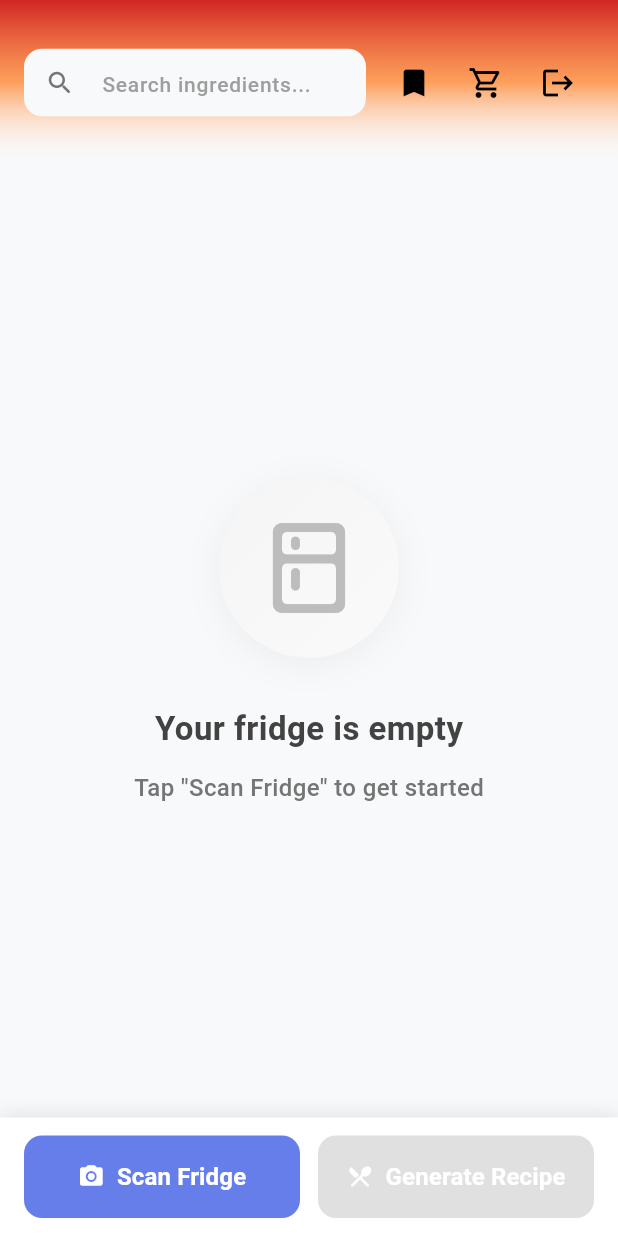
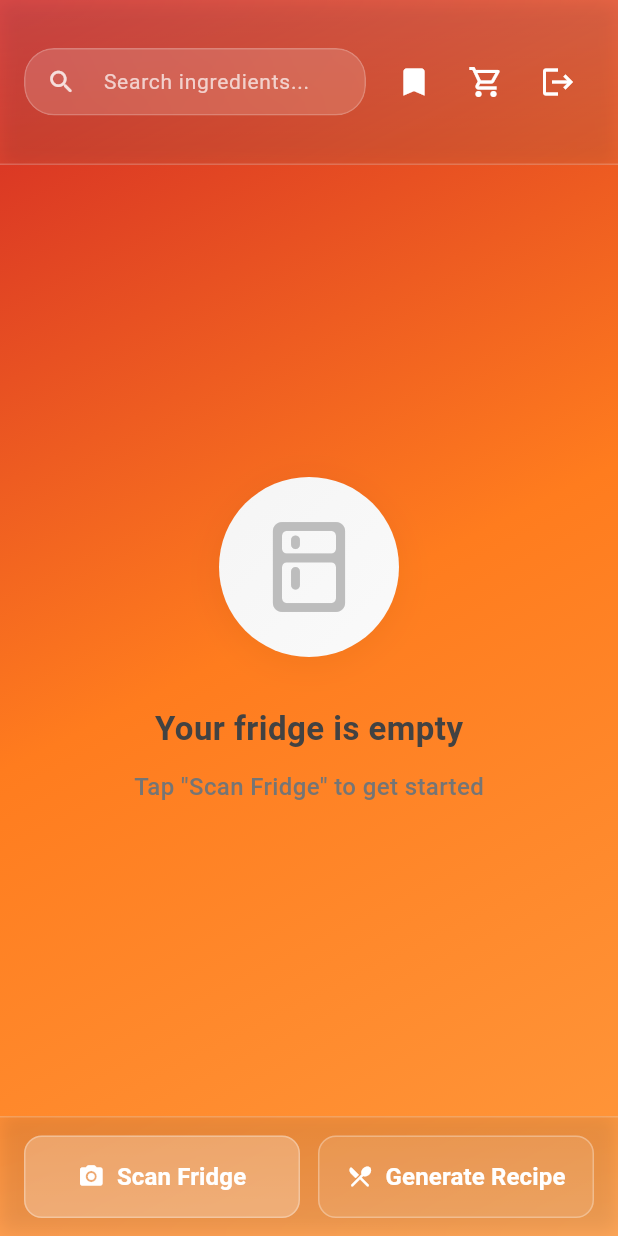
Before and after one commit to AntStew/Foodies_WashUHack2025, a Flutter app: the HomeScreen screen opened by its route, on a phone screen of 412 x 824 dp. Run offline on Flutter 3.47's test engine with Material 3 defaults, Android fonts, the phone set to English and light mode, and no system bars; our stand-ins replace cached_network_image, cloud_firestore, cloud_functions, firebase_auth, firebase_core, firebase_storage and 2 more; accounts and stored records are empty.

Commit message:
Home styling completed

```diff
--- a/lib/screens/home/home_screen.dart
+++ b/lib/screens/home/home_screen.dart
@@ -1,4 +1,5 @@
 import 'package:flutter/material.dart';
+import 'dart:ui';
 import '../../services/auth_service.dart';
 import '../../services/firestore_service.dart';
 import '../../models/fridge_item_model.dart';
@@ -42,23 +43,58 @@ class _HomeScreenState extends State<HomeScreen> {
     }
 
     return Scaffold(
-      backgroundColor: const Color(0xFFF8F9FA),
-      body: SafeArea(
+      backgroundColor: Colors.transparent,
+      extendBodyBehindAppBar: true,
+      body: Stack(
+        children: [
+          // Gradient Background
+          Positioned.fill(
+            child: Container(
+              decoration: const BoxDecoration(
+                gradient: LinearGradient(
+                  begin: Alignment.topLeft,
+                  end: Alignment.bottomRight,
+                  colors: [
+                    Color.fromARGB(255, 209, 38, 38),
+                    Color.fromARGB(255, 255, 124, 30),
+                    Color.fromARGB(255, 255, 152, 60),
+                  ],
+                ),
+              ),
+            ),
+          ),
+          // Main Content
+          SafeArea(
             child: Column(
               children: [
-            // ===== Fixed Gradient AppBar =====
-            Container(
+                // ===== Glassy Header =====
+                ClipRRect(
+                  child: BackdropFilter(
+                    filter: ImageFilter.blur(sigmaX: 10, sigmaY: 10),
+                    child: Container(
                       height: 110,
-              decoration: const BoxDecoration(
+                      decoration: BoxDecoration(
                         gradient: LinearGradient(
                           begin: Alignment.topCenter,
                           end: Alignment.bottomCenter,
                           colors: [
-                    Color.fromARGB(255, 209, 38, 38),
-                    Color.fromARGB(183, 255, 124, 30),
-                    Color.fromARGB(0, 255, 255, 255),
+                            Colors.white.withValues(alpha: 0.15),
+                            Colors.white.withValues(alpha: 0.05),
                           ],
                         ),
+                        border: Border(
+                          bottom: BorderSide(
+                            color: Colors.white.withValues(alpha: 0.2),
+                            width: 1,
+                          ),
+                        ),
+                        boxShadow: [
+                          BoxShadow(
+                            color: Colors.black.withValues(alpha: 0.1),
+                            blurRadius: 10,
+                            offset: const Offset(0, 2),
+                          ),
+                        ],
                       ),
               child: SafeArea(
                 child: Padding(
@@ -66,30 +102,42 @@ class _HomeScreenState extends State<HomeScreen> {
                   child: Row(
                     children: [
                       Expanded(
+                        child: ClipRRect(
+                          borderRadius: BorderRadius.circular(20),
+                          child: BackdropFilter(
+                            filter: ImageFilter.blur(sigmaX: 8, sigmaY: 8),
                             child: Container(
                               height: 45,
                               decoration: BoxDecoration(
-                            color: const Color(0xFFF8F9FA),
-                            borderRadius: BorderRadius.circular(12),
+                                color: Colors.white.withValues(alpha: 0.15),
+                                borderRadius: BorderRadius.circular(20),
+                                border: Border.all(
+                                  color: Colors.white.withValues(alpha: 0.2),
+                                  width: 1,
+                                ),
                               ),
                               child: TextField(
                                 controller: _searchController,
+                                style: const TextStyle(
+                                  color: Colors.white,
+                                  fontSize: 14,
+                                ),
                                 decoration: InputDecoration(
                                   hintText: 'Search ingredients...',
                                   hintStyle: TextStyle(
-                                color: Colors.grey[500],
+                                    color: Colors.white.withValues(alpha: 0.7),
                                     fontSize: 14,
                                   ),
                                   prefixIcon: Icon(
                                     Icons.search_rounded,
-                                color: Colors.grey[600],
+                                    color: Colors.white.withValues(alpha: 0.8),
                                     size: 20,
                                   ),
                                   suffixIcon: _searchController.text.isNotEmpty
                                       ? IconButton(
                                           icon: Icon(
                                             Icons.clear_rounded,
-                                        color: Colors.grey[600],
+                                            color: Colors.white.withValues(alpha: 0.8),
                                             size: 18,
                                           ),
                                       onPressed: () {
@@ -109,30 +157,28 @@ class _HomeScreenState extends State<HomeScreen> {
                                     _isSearching = value.isNotEmpty;
                                   });
                                 },
-                            style: const TextStyle(
-                              fontSize: 14,
-                              fontWeight: FontWeight.w500,
+                              ),
                             ),
                           ),
                         ),
                       ),
                       const SizedBox(width: 8),
                       IconButton(
-                        icon: const Icon(Icons.bookmark_rounded, color: Colors.black),
+                        icon: const Icon(Icons.bookmark_rounded, color: Colors.white),
                         tooltip: 'Saved Recipes',
                         onPressed: () {
                           Navigator.pushNamed(context, '/saved-recipes');
                         },
                       ),
                       IconButton(
-                        icon: const Icon(Icons.shopping_cart_outlined, color: Colors.black),
+                        icon: const Icon(Icons.shopping_cart_outlined, color: Colors.white),
                         tooltip: 'Shopping List',
                         onPressed: () {
                           Navigator.pushNamed(context, '/shopping-list');
                         },
                       ),
                       IconButton(
-                        icon: const Icon(Icons.logout, color: Colors.black),
+                        icon: const Icon(Icons.logout, color: Colors.white),
                         tooltip: 'Sign Out',
                         onPressed: () async {
                           await _authService.signOut();
@@ -141,6 +187,8 @@ class _HomeScreenState extends State<HomeScreen> {
                         },
                       ),
                     ],
+                  ),
+                ),
                       ),
                     ),
                   ),
@@ -159,7 +207,7 @@ class _HomeScreenState extends State<HomeScreen> {
                             return const Center(
                               child: CircularProgressIndicator(
                                 valueColor: AlwaysStoppedAnimation<Color>(
-                              Color(0xFF667eea),
+                                  Colors.white,
                                 ),
                               ),
                             );
@@ -221,6 +269,8 @@ class _HomeScreenState extends State<HomeScreen> {
               ],
             ),
           ),
+        ],
+      ),
     );
   }
 
@@ -231,9 +281,25 @@ class _HomeScreenState extends State<HomeScreen> {
         final items = snapshot.data ?? [];
         final hasItems = items.isNotEmpty;
 
-        return Container(
+        return ClipRRect(
+          child: BackdropFilter(
+            filter: ImageFilter.blur(sigmaX: 10, sigmaY: 10),
+            child: Container(
               decoration: BoxDecoration(
-            color: Colors.white,
+                gradient: LinearGradient(
+                  begin: Alignment.bottomCenter,
+                  end: Alignment.topCenter,
+                  colors: [
+                    Colors.white.withValues(alpha: 0.15),
+                    Colors.white.withValues(alpha: 0.05),
+                  ],
+                ),
+                border: Border(
+                  top: BorderSide(
+                    color: Colors.white.withValues(alpha: 0.2),
+                    width: 1,
+                  ),
+                ),
                 boxShadow: [
                   BoxShadow(
                     color: Colors.black.withValues(alpha: 0.1),
@@ -264,10 +330,15 @@ class _HomeScreenState extends State<HomeScreen> {
                       ),
                     ),
                     style: ElevatedButton.styleFrom(
-                      backgroundColor: const Color(0xFF667eea),
+                      backgroundColor: Colors.white.withValues(alpha: 0.25),
+                      foregroundColor: Colors.white,
                       padding: const EdgeInsets.symmetric(vertical: 16),
                       shape: RoundedRectangleBorder(
                         borderRadius: BorderRadius.circular(12),
+                        side: BorderSide(
+                          color: Colors.white.withValues(alpha: 0.3),
+                          width: 1,
+                        ),
                       ),
                       elevation: 0,
                     ),
@@ -289,17 +360,25 @@ class _HomeScreenState extends State<HomeScreen> {
                       ),
                     ),
                     style: ElevatedButton.styleFrom(
-                      backgroundColor: const Color(0xFF764ba2),
-                      disabledBackgroundColor: Colors.grey[300],
+                      backgroundColor: Colors.white.withValues(alpha: 0.25),
+                      foregroundColor: Colors.white,
+                      disabledBackgroundColor: Colors.white.withValues(alpha: 0.1),
+                      disabledForegroundColor: Colors.white.withValues(alpha: 0.5),
                       padding: const EdgeInsets.symmetric(vertical: 16),
                       shape: RoundedRectangleBorder(
                         borderRadius: BorderRadius.circular(12),
+                        side: BorderSide(
+                          color: Colors.white.withValues(alpha: 0.3),
+                          width: 1,
+                        ),
                       ),
                       elevation: 0,
                     ),
                   ),
                 ),
               ],
+            ),
+          ),
             ),
           ),
         );
--- a/lib/screens/home/widgets/category_section_widget.dart
+++ b/lib/screens/home/widgets/category_section_widget.dart
@@ -1,4 +1,5 @@
 import 'package:flutter/material.dart';
+import 'dart:ui';
 import '../../../models/fridge_item_model.dart';
 
 class CategorySectionWidget extends StatefulWidget {
@@ -46,13 +47,21 @@ class _CategorySectionWidgetState extends State<CategorySectionWidget>
 
   @override
   Widget build(BuildContext context) {
-    return Container(
+    return ClipRRect(
+      borderRadius: BorderRadius.circular(15),
+      child: BackdropFilter(
+        filter: ImageFilter.blur(sigmaX: 10, sigmaY: 10),
+        child: Container(
           decoration: BoxDecoration(
-        color: Colors.white,
+            color: Colors.white.withValues(alpha: 0.15),
             borderRadius: BorderRadius.circular(15),
+            border: Border.all(
+              color: Colors.white.withValues(alpha: 0.2),
+              width: 1,
+            ),
             boxShadow: [
               BoxShadow(
-            color: Colors.black.withValues(alpha: 0.05),
+                color: Colors.black.withValues(alpha: 0.1),
                 blurRadius: 10,
                 offset: const Offset(0, 2),
               ),
@@ -142,6 +151,8 @@ class _CategorySectionWidgetState extends State<CategorySectionWidget>
           ),
         ],
       ),
+        ),
+      ),
     );
   }
 
@@ -155,14 +166,14 @@ class _CategorySectionWidgetState extends State<CategorySectionWidget>
             Icon(
               _getCategoryIcon(category),
               size: 48,
-              color: Colors.grey[400],
+              color: Colors.white.withValues(alpha: 0.6),
             ),
             const SizedBox(height: 16),
             Text(
               'No ${_getCategoryDisplayName(category).toLowerCase()} items',
               style: TextStyle(
                 fontSize: 16,
-                color: Colors.grey[600],
+                color: Colors.white.withValues(alpha: 0.9),
                 fontWeight: FontWeight.w500,
               ),
             ),
@@ -171,7 +182,7 @@ class _CategorySectionWidgetState extends State<CategorySectionWidget>
               'Add items to your fridge to see them here',
               style: TextStyle(
                 fontSize: 14,
-                color: Colors.grey[500],
+                color: Colors.white.withValues(alpha: 0.7),
               ),
             ),
           ],
@@ -192,14 +203,18 @@ class _CategorySectionWidgetState extends State<CategorySectionWidget>
   }
 
   Widget _buildListItem(FridgeItem item) {
-    return Container(
+    return ClipRRect(
+      borderRadius: BorderRadius.circular(12),
+      child: BackdropFilter(
+        filter: ImageFilter.blur(sigmaX: 5, sigmaY: 5),
+        child: Container(
           margin: const EdgeInsets.only(bottom: 12),
           padding: const EdgeInsets.all(16),
           decoration: BoxDecoration(
-        color: Colors.grey[50],
+            color: Colors.white.withValues(alpha: 0.2),
             borderRadius: BorderRadius.circular(12),
             border: Border.all(
-          color: Colors.grey[200]!,
+              color: Colors.white.withValues(alpha: 0.3),
               width: 1,
             ),
           ),
@@ -233,7 +248,7 @@ class _CategorySectionWidgetState extends State<CategorySectionWidget>
                   style: const TextStyle(
                     fontSize: 16,
                     fontWeight: FontWeight.w600,
-                    color: Color(0xFF2D3748),
+                    color: Colors.white,
                   ),
                 ),
                 const SizedBox(height: 4),
@@ -243,7 +258,7 @@ class _CategorySectionWidgetState extends State<CategorySectionWidget>
                       'Quantity: ${item.quantity}',
                       style: TextStyle(
                         fontSize: 14,
-                        color: Colors.grey[600],
+                        color: Colors.white.withValues(alpha: 0.8),
                       ),
                     ),
                     if (item.expiryDate != null) ...[
@@ -310,6 +325,8 @@ class _CategorySectionWidgetState extends State<CategorySectionWidget>
             ],
           ),
         ],
+      ),
+        ),
       ),
     );
   }
```
Lines whose indentation alone changed are shown as unchanged.
